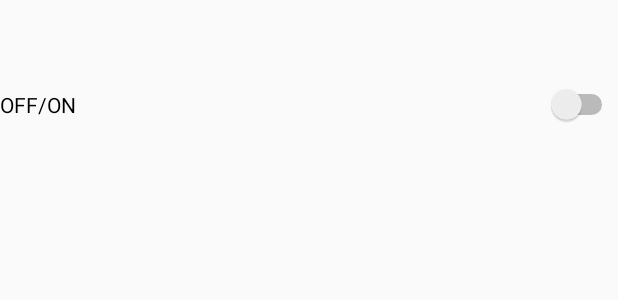
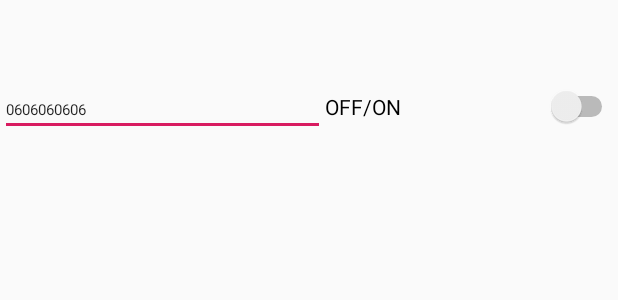
Before and after one commit to JTusk/projetDetectionChute, an Android app: the layout activity_main.xml on its own in the app's theme, with its tools: preview values and no code run, on a phone screen of 412 x 824 dp. Shown: the top 300 px of the screen. Run offline under Robolectric (Android 15) with nearby library versions, the phone set to English and light mode, and no system bars.

Commit message:
SMS automatique

```diff
--- a/app/src/main/res/layout/activity_main.xml
+++ b/app/src/main/res/layout/activity_main.xml
@@ -12,6 +12,16 @@
         android:layout_height="match_parent"
         android:orientation="horizontal">
 
+        <EditText
+            android:id="@+id/editTextSMS"
+            android:layout_width="wrap_content"
+            android:layout_height="wrap_content"
+            android:layout_weight="1"
+            android:ems="10"
+            android:inputType="textPersonName"
+            android:text="0606060606"
+            android:textSize="10sp" />
+
         <Switch
             android:id="@+id/switch1"
             android:layout_width="wrap_content"
```
Also changed, not shown: app/src/main/java/com/example/falling/Detector.java (+54 -11 lines), app/src/main/java/com/example/falling/MainActivity.java (+15 -6 lines).
